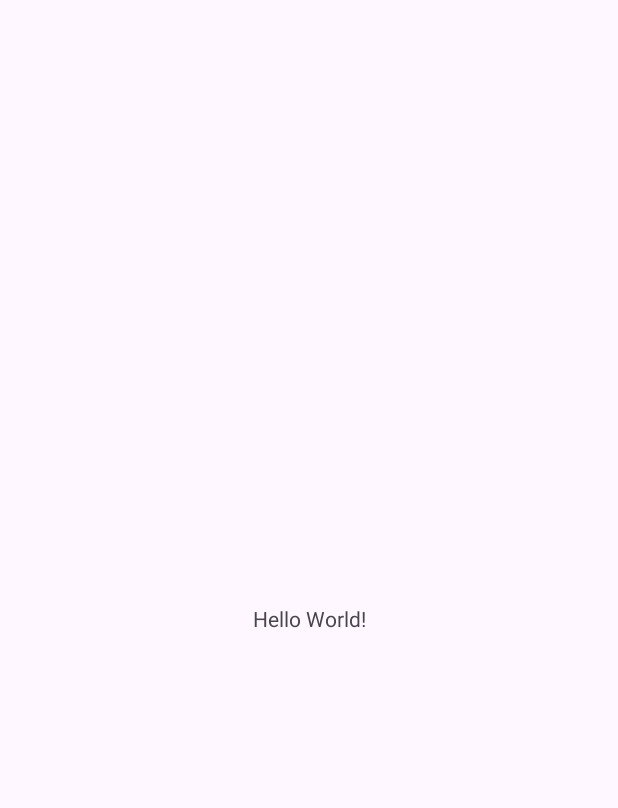
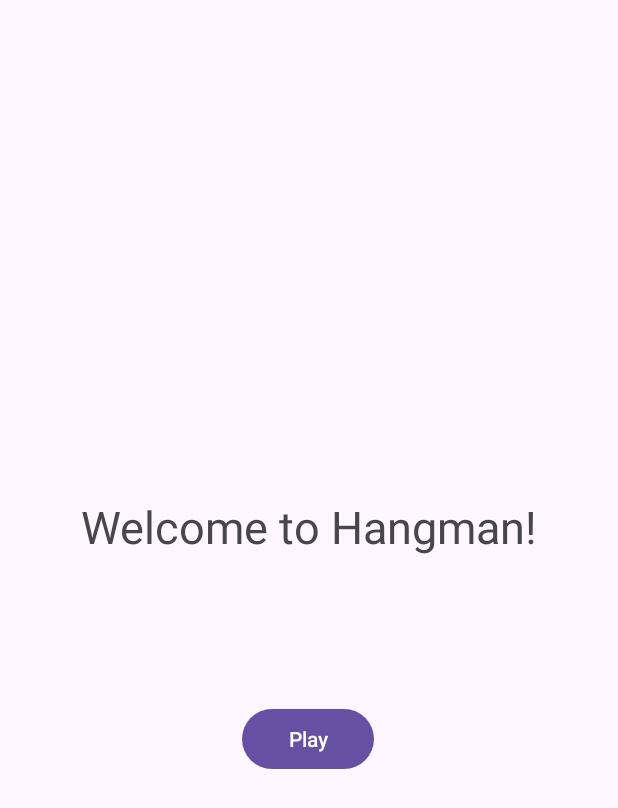
Before and after one commit to sarahhkhann/TeamRithvikSarah-HangmanApp, an Android app: the screen it shows after launch (MainActivity), on a phone screen of 412 x 824 dp. Before the commit the part shown is almost empty. Shown: the top 808 px of the screen. Run offline under Robolectric (Android 15) with nearby library versions, the phone set to English and light mode, and no system bars.

Commit message:
added welcome text and play button

```diff
--- a/app/src/main/java/com/example/teamrithviksarah_hangmanapp/MainActivity.kt
+++ b/app/src/main/java/com/example/teamrithviksarah_hangmanapp/MainActivity.kt
@@ -2,10 +2,14 @@ package com.example.teamrithviksarah_hangmanapp
 
 import androidx.appcompat.app.AppCompatActivity
 import android.os.Bundle
+import android.widget.ImageView
 
 class MainActivity : AppCompatActivity() {
     override fun onCreate(savedInstanceState: Bundle?) {
         super.onCreate(savedInstanceState)
         setContentView(R.layout.activity_main)
+
+
+
     }
 }
--- a/app/src/main/res/layout/activity_main.xml
+++ b/app/src/main/res/layout/activity_main.xml
@@ -7,12 +7,27 @@
     tools:context=".MainActivity">
 
     <TextView
+        android:id="@+id/welcometext"
         android:layout_width="wrap_content"
         android:layout_height="wrap_content"
-        android:text="Hello World!"
+        android:text="@string/welcome_text"
+        android:textSize="30sp"
         app:layout_constraintBottom_toBottomOf="parent"
         app:layout_constraintEnd_toEndOf="parent"
         app:layout_constraintStart_toStartOf="parent"
-        app:layout_constraintTop_toTopOf="parent" />
+        app:layout_constraintTop_toTopOf="parent"
+        app:layout_constraintVertical_bias="0.422" />
+
+    <Button
+        android:id="@+id/play_button"
+        android:layout_width="wrap_content"
+        android:layout_height="wrap_content"
+        android:text="@string/play_button"
+        app:layout_constraintBottom_toBottomOf="parent"
+        app:layout_constraintEnd_toEndOf="parent"
+        app:layout_constraintHorizontal_bias="0.498"
+        app:layout_constraintStart_toStartOf="parent"
+        app:layout_constraintTop_toTopOf="parent"
+        app:layout_constraintVertical_bias="0.604" />
 
 </androidx.constraintlayout.widget.ConstraintLayout>
--- a/app/src/main/res/values/strings.xml
+++ b/app/src/main/res/values/strings.xml
@@ -1,3 +1,5 @@
 <resources>
     <string name="app_name">Team[Rithvik+Sarah]-HangmanApp</string>
+    <string name="welcome_text">Welcome to Hangman!</string>
+    <string name="play_button">Play</string>
 </resources>
```
